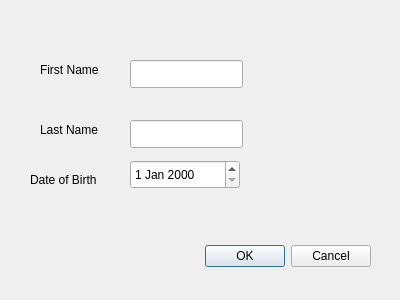
Before: the Qt Designer form qt-app/addpatientdialog.ui in CalThompson9/rheumAI, drawn with Qt 5.
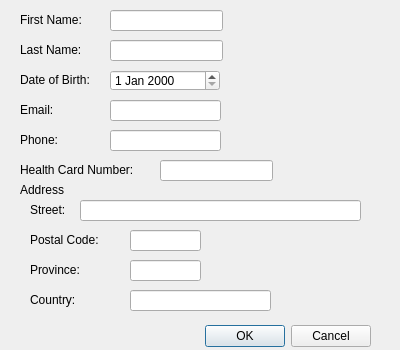
After: the same form once the commit is applied.

The edit to the form file:
```diff
--- a/qt-app/addpatientdialog.ui
+++ b/qt-app/addpatientdialog.ui
@@ -7,7 +7,7 @@
     <x>0</x>
     <y>0</y>
     <width>400</width>
-    <height>300</height>
+    <height>350</height>
    </rect>
   </property>
   <property name="windowTitle">
@@ -17,7 +17,7 @@
    <property name="geometry">
     <rect>
      <x>30</x>
-     <y>240</y>
+     <y>320</y>
      <width>341</width>
      <height>32</height>
     </rect>
@@ -32,70 +32,253 @@
   <widget class="QLineEdit" name="firstNameInput">
    <property name="geometry">
     <rect>
-     <x>130</x>
-     <y>60</y>
+     <x>110</x>
+     <y>10</y>
      <width>113</width>
-     <height>28</height>
+     <height>21</height>
     </rect>
    </property>
   </widget>
   <widget class="QLineEdit" name="lastNameInput">
    <property name="geometry">
     <rect>
-     <x>130</x>
-     <y>120</y>
+     <x>110</x>
+     <y>40</y>
      <width>113</width>
-     <height>28</height>
+     <height>21</height>
     </rect>
    </property>
   </widget>
   <widget class="QDateEdit" name="dobInput">
    <property name="geometry">
     <rect>
-     <x>130</x>
-     <y>160</y>
+     <x>110</x>
+     <y>70</y>
      <width>110</width>
-     <height>29</height>
+     <height>21</height>
     </rect>
    </property>
   </widget>
   <widget class="QLabel" name="label">
    <property name="geometry">
     <rect>
-     <x>40</x>
-     <y>60</y>
+     <x>20</x>
+     <y>10</y>
      <width>71</width>
      <height>20</height>
     </rect>
    </property>
    <property name="text">
-    <string>First Name</string>
+    <string>First Name:</string>
    </property>
   </widget>
   <widget class="QLabel" name="label_2">
    <property name="geometry">
     <rect>
-     <x>40</x>
-     <y>120</y>
+     <x>20</x>
+     <y>40</y>
      <width>71</width>
      <height>20</height>
     </rect>
    </property>
    <property name="text">
-    <string>Last Name</string>
+    <string>Last Name:</string>
    </property>
   </widget>
   <widget class="QLabel" name="label_3">
    <property name="geometry">
     <rect>
-     <x>30</x>
-     <y>170</y>
+     <x>20</x>
+     <y>70</y>
      <width>91</width>
      <height>20</height>
     </rect>
    </property>
    <property name="text">
-    <string>Date of Birth</string>
+    <string>Date of Birth:</string>
+   </property>
+  </widget>
+  <widget class="QLabel" name="label_4">
+   <property name="geometry">
+    <rect>
+     <x>20</x>
+     <y>160</y>
+     <width>131</width>
+     <height>20</height>
+    </rect>
+   </property>
+   <property name="text">
+    <string>Health Card Number:</string>
+   </property>
+  </widget>
+  <widget class="QLineEdit" name="healthCardInput">
+   <property name="geometry">
+    <rect>
+     <x>160</x>
+     <y>160</y>
+     <width>113</width>
+     <height>21</height>
+    </rect>
+   </property>
+  </widget>
+  <widget class="QLabel" name="label_5">
+   <property name="geometry">
+    <rect>
+     <x>20</x>
+     <y>100</y>
+     <width>71</width>
+     <height>20</height>
+    </rect>
+   </property>
+   <property name="text">
+    <string>Email:</string>
+   </property>
+  </widget>
+  <widget class="QLineEdit" name="emailInput">
+   <property name="geometry">
+    <rect>
+     <x>110</x>
+     <y>100</y>
+     <width>111</width>
+     <height>21</height>
+    </rect>
+   </property>
+  </widget>
+  <widget class="QLabel" name="label_6">
+   <property name="geometry">
+    <rect>
+     <x>20</x>
+     <y>130</y>
+     <width>71</width>
+     <height>20</height>
+    </rect>
+   </property>
+   <property name="text">
+    <string>Phone:</string>
+   </property>
+  </widget>
+  <widget class="QLineEdit" name="phoneNumberInput">
+   <property name="geometry">
+    <rect>
+     <x>110</x>
+     <y>130</y>
+     <width>111</width>
+     <height>21</height>
+    </rect>
+   </property>
+  </widget>
+  <widget class="QLabel" name="label_7">
+   <property name="geometry">
+    <rect>
+     <x>20</x>
+     <y>180</y>
+     <width>131</width>
+     <height>20</height>
+    </rect>
+   </property>
+   <property name="text">
+    <string>Address</string>
+   </property>
+  </widget>
+  <widget class="QLabel" name="label_8">
+   <property name="geometry">
+    <rect>
+     <x>30</x>
+     <y>200</y>
+     <width>131</width>
+     <height>20</height>
+    </rect>
+   </property>
+   <property name="text">
+    <string>Street:</string>
+   </property>
+  </widget>
+  <widget class="QLineEdit" name="addressInput">
+   <property name="geometry">
+    <rect>
+     <x>80</x>
+     <y>200</y>
+     <width>281</width>
+     <height>21</height>
+    </rect>
+   </property>
+  </widget>
+  <widget class="QLineEdit" name="postalCodeInput">
+   <property name="geometry">
+    <rect>
+     <x>130</x>
+     <y>230</y>
+     <width>71</width>
+     <height>21</height>
+    </rect>
+   </property>
+   <property name="text">
+    <string/>
+   </property>
+  </widget>
+  <widget class="QLabel" name="label_9">
+   <property name="geometry">
+    <rect>
+     <x>30</x>
+     <y>230</y>
+     <width>81</width>
+     <height>20</height>
+    </rect>
+   </property>
+   <property name="text">
+    <string>Postal Code:</string>
+   </property>
+  </widget>
+  <widget class="QLabel" name="label_10">
+   <property name="geometry">
+    <rect>
+     <x>30</x>
+     <y>260</y>
+     <width>81</width>
+     <height>20</height>
+    </rect>
+   </property>
+   <property name="text">
+    <string>Province:</string>
+   </property>
+  </widget>
+  <widget class="QLineEdit" name="provinceInput">
+   <property name="geometry">
+    <rect>
+     <x>130</x>
+     <y>260</y>
+     <width>71</width>
+     <height>21</height>
+    </rect>
+   </property>
+   <property name="text">
+    <string/>
+   </property>
+  </widget>
+  <widget class="QLabel" name="label_11">
+   <property name="geometry">
+    <rect>
+     <x>30</x>
+     <y>290</y>
+     <width>81</width>
+     <height>20</height>
+    </rect>
+   </property>
+   <property name="text">
+    <string>Country:</string>
+   </property>
+  </widget>
+  <widget class="QLineEdit" name="countryInput">
+   <property name="geometry">
+    <rect>
+     <x>130</x>
+     <y>290</y>
+     <width>141</width>
+     <height>21</height>
+    </rect>
+   </property>
+   <property name="text">
+    <string/>
    </property>
   </widget>
  </widget>
```
